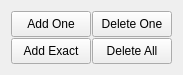
This is app/views/templates/PreOrderActionButton.ui in rondalefloyd/mts-pos as Qt 5 draws it before an edit. The edited form follows.
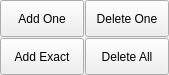
This is the edited form.

What changed in the file:
```diff
--- a/app/views/templates/PreOrderActionButton.ui
+++ b/app/views/templates/PreOrderActionButton.ui
@@ -20,6 +20,18 @@
    <string>Form</string>
   </property>
   <layout class="QGridLayout" name="gridLayout">
+   <property name="leftMargin">
+    <number>0</number>
+   </property>
+   <property name="topMargin">
+    <number>0</number>
+   </property>
+   <property name="rightMargin">
+    <number>0</number>
+   </property>
+   <property name="bottomMargin">
+    <number>0</number>
+   </property>
    <property name="spacing">
     <number>1</number>
    </property>
```
